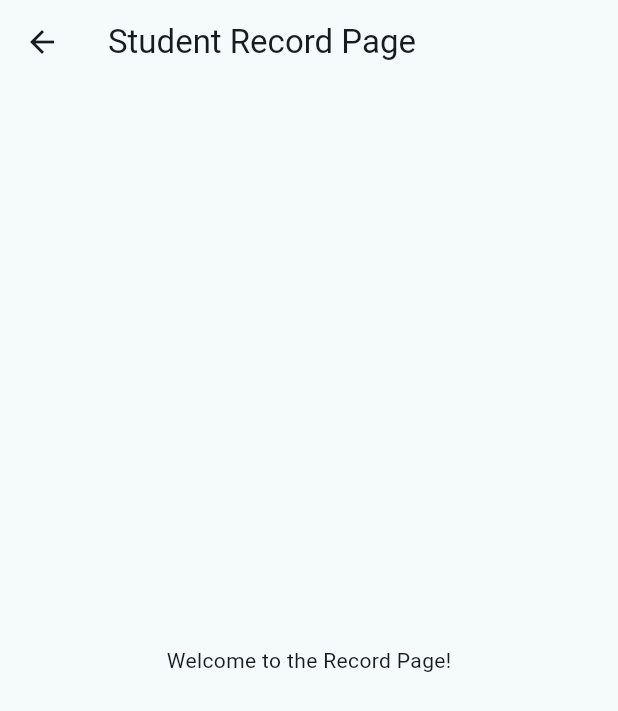
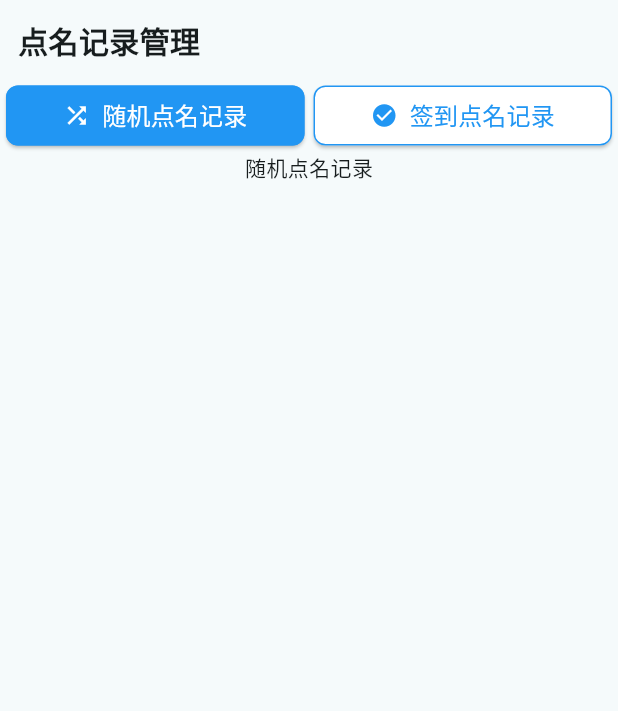
Before and after one commit to ieeningnwq/rollcaller, a Flutter app: the RecordPage screen opened directly, on a phone screen of 412 x 824 dp. Shown: the top 711 px of the screen. Run offline on Flutter 3.47's test engine with Material 3 defaults, Android fonts, the phone set to English and light mode, and no system bars; our stand-ins replace flutter_screenutil, fluttertoast, font_awesome_flutter, pull_to_refresh, sqflite; accounts and stored records are empty.

Commit message:
点名记录类型选择按钮

```diff
--- /dev/null
+++ b/lib/pages/attendance_call_records_page.dart
@@ -0,0 +1,23 @@
+import 'package:flutter/material.dart';
+
+import '../models/random_caller_model.dart';
+
+class AttendanceCallRecordsPage extends StatefulWidget {
+  const AttendanceCallRecordsPage({super.key});
+
+  @override
+  State<StatefulWidget> createState() => _AttendanceRecordsState();
+}
+
+class _AttendanceRecordsState extends State<AttendanceCallRecordsPage> {
+  // 筛选条件是否展开
+  bool _isFilterExpanded = true;
+  // 选中的点名器名称（有全部选项）
+  String? _selectedCallerName;
+  // 全部点名器
+  final List<RandomCallerModel> _allCallers = [];
+
+  @override
+  Widget build(BuildContext context) {
+    return Center(child: Text('签到点名记录'),);}
+}
--- /dev/null
+++ b/lib/pages/random_call_records_page.dart
@@ -0,0 +1,23 @@
+import 'package:flutter/material.dart';
+
+import '../models/random_caller_model.dart';
+
+class RandomCallRecordsPage extends StatefulWidget {
+  const RandomCallRecordsPage({super.key});
+
+  @override
+  State<StatefulWidget> createState() => _RandomRecordsState();
+}
+
+class _RandomRecordsState extends State<RandomCallRecordsPage> {
+  // 筛选条件是否展开
+  bool _isFilterExpanded = true;
+  // 选中的点名器名称（有全部选项）
+  String? _selectedCallerName;
+  // 全部点名器
+  final List<RandomCallerModel> _allCallers = [];
+
+  @override
+  Widget build(BuildContext context) {
+    return Center(child: Text('随机点名记录'),);}
+}
--- a/lib/pages/records_page.dart
+++ b/lib/pages/records_page.dart
@@ -1,4 +1,8 @@
 import 'package:flutter/material.dart';
+
+import '../models/random_caller_model.dart';
+import 'attendance_call_records_page.dart';
+import 'random_call_records_page.dart';
 
 class RecordPage extends StatefulWidget {
   const RecordPage({super.key});
@@ -8,11 +12,128 @@ class RecordPage extends StatefulWidget {
 }
 
 class _RecordState extends State<RecordPage> {
+  // 0表示随机点名，1表示签到点名
+  int _selectedIndex = 0;
+
   @override
   Widget build(BuildContext context) {
     return Scaffold(
-      appBar: AppBar(title: const Text('Student Record Page')),
-      body: const Center(child: Text('Welcome to the Record Page!')),
+      body: SafeArea(
+        child: Column(
+          crossAxisAlignment: CrossAxisAlignment.start,
+          children: [
+            // 顶部标题栏
+            Container(
+              padding: const EdgeInsets.all(12),
+              child: Text(
+                '点名记录管理',
+                style: TextStyle(fontSize: 20, fontWeight: FontWeight.bold),
+              ),
+            ),
+            Row(
+              mainAxisAlignment: MainAxisAlignment.spaceBetween,
+              children: [
+                // 随机点名按钮
+                _buildRandomRollCallButton(),
+                _buildAttendenceButton(),
+              ],
+            ),
+            _selectedIndex == 0
+                ? RandomCallRecordsPage()
+                : AttendanceCallRecordsPage(),
+          ],
+        ),
+      ),
+    );
+  }
+
+  Expanded _buildRandomRollCallButton() {
+    return Expanded(
+      flex: 1,
+      child: Container(
+        margin: const EdgeInsets.only(left: 4, right: 3),
+        child: ElevatedButton(
+          onPressed: () {
+            setState(() {
+              _selectedIndex = 0;
+            });
+            // 随机点名功能
+          },
+          style: ElevatedButton.styleFrom(
+            backgroundColor: _selectedIndex == 0 ? Colors.blue : Colors.white,
+            foregroundColor: _selectedIndex == 0 ? Colors.white : Colors.blue,
+            side: BorderSide(
+              color: _selectedIndex == 0 ? Colors.blue : Colors.blue,
+            ),
+            padding: const EdgeInsets.symmetric(vertical: 8.0),
+            shape: RoundedRectangleBorder(
+              borderRadius: BorderRadius.circular(8.0),
+            ),
+          ),
+          child: Row(
+            mainAxisAlignment: MainAxisAlignment.center,
+            children: [
+              Icon(
+                Icons.shuffle,
+                color: _selectedIndex == 0 ? Colors.white : Colors.blue,
+              ),
+              const SizedBox(width: 8.0),
+              Text(
+                '随机点名记录',
+                style: TextStyle(
+                  fontSize: 16.0,
+                  color: _selectedIndex == 0 ? Colors.white : Colors.blue,
+                ),
+              ),
+            ],
+          ),
+        ),
+      ),
+    );
+  }
+
+  Expanded _buildAttendenceButton() {
+    return Expanded(
+      flex: 1,
+      child: Container(
+        margin: const EdgeInsets.only(left: 3, right: 4),
+        child: ElevatedButton(
+          onPressed: () {
+            setState(() {
+              _selectedIndex = 1;
+            });
+            // 签到点名功能
+          },
+          style: ElevatedButton.styleFrom(
+            backgroundColor: _selectedIndex == 1 ? Colors.blue : Colors.white,
+            foregroundColor: _selectedIndex == 1 ? Colors.white : Colors.blue,
+            side: BorderSide(
+              color: _selectedIndex == 1 ? Colors.blue : Colors.blue,
+            ),
+            padding: const EdgeInsets.symmetric(vertical: 8),
+            shape: RoundedRectangleBorder(
+              borderRadius: BorderRadius.circular(8.0),
+            ),
+          ),
+          child: Row(
+            mainAxisAlignment: MainAxisAlignment.center,
+            children: [
+              Icon(
+                Icons.check_circle,
+                color: _selectedIndex == 1 ? Colors.white : Colors.blue,
+              ),
+              const SizedBox(width: 8.0),
+              Text(
+                '签到点名记录',
+                style: TextStyle(
+                  fontSize: 16.0,
+                  color: _selectedIndex == 1 ? Colors.white : Colors.blue,
+                ),
+              ),
+            ],
+          ),
+        ),
+      ),
     );
   }
 }
```
